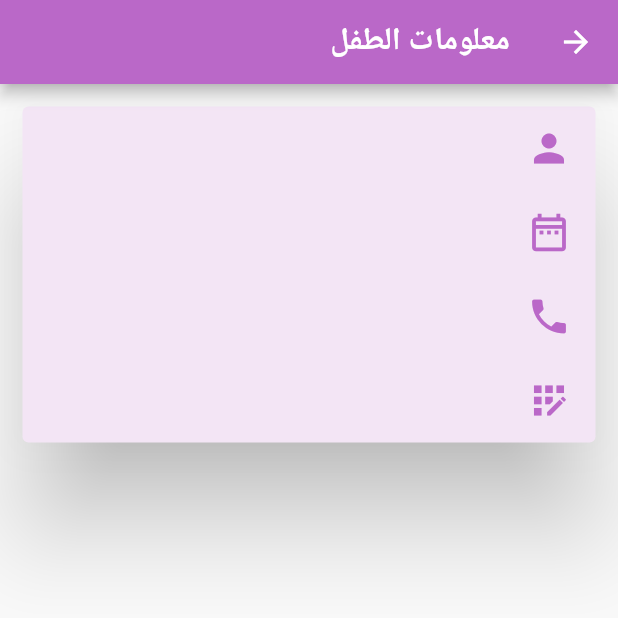
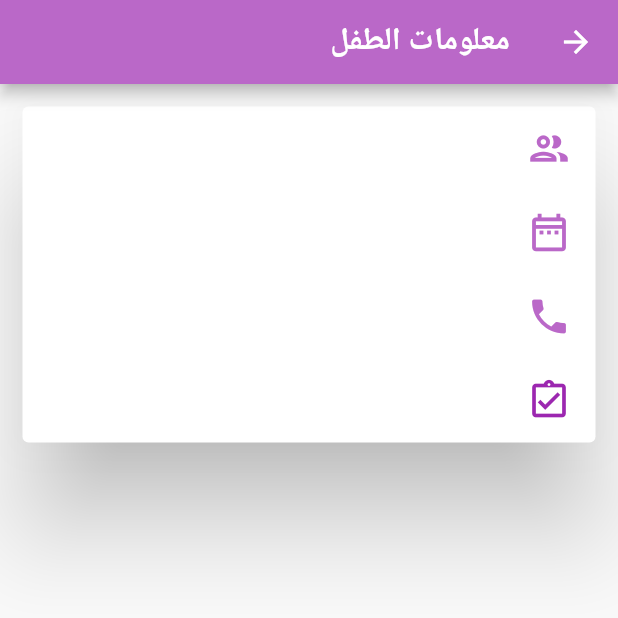
Before and after one commit to Hawaa-Zain/app_kidzone, a Flutter app: the KidsDetails screen opened directly, on a phone screen of 412 x 824 dp, the top half of it. Run offline on Flutter 3.47's test engine with Material 2 defaults, Android fonts, the phone set to English and light mode, and no system bars; our stand-ins replace cloud_firestore, firebase_auth, firebase_core, firebase_storage, flutter_spinkit, fluttertoast; accounts and stored records are empty.

Commit message:
'اخر تحديث'

```diff
--- a/lib/Center/Screen/kid_details.dart
+++ b/lib/Center/Screen/kid_details.dart
@@ -1,15 +1,53 @@
 import 'package:flutter/material.dart';
-import 'package:kidzone_app/Center/widget/Kids_grid.dart';
 
 class KidsDetails extends StatelessWidget {
   @override
-  Widget build(BuildContext context) {
-    return Scaffold(
-      appBar: AppBar(
-        title: Text('معلومات الطفل'),
-        backgroundColor: Colors.purple[300],
+  Widget build(BuildContext context) => Scaffold(
+    appBar: AppBar(
+      title: Text('معلومات الطفل'),
+      backgroundColor: Colors.purple[300],
+    ),
+    body: Container(
+        alignment: Alignment.topCenter,
+        child: Card(
+          margin: EdgeInsets.all(15),
+          color: Colors.white,
+          shadowColor: Colors.black,
+          elevation: 30,
+          child: Column(
+            mainAxisSize: MainAxisSize.min,
+            children: <Widget>[
+              ListTile(
+                leading: Icon(
+                  Icons.group_outlined,
+                  color: Colors.purple[300],
+                  size: 30,
+                ),
+              ),
+              ListTile(
+                leading: Icon(
+                  Icons.date_range_outlined,
+                  color: Colors.purple[300],
+                  size: 30,
+                ),
+              ),
+              ListTile(
+                leading: Icon(
+                  Icons.phone,
+                  color: Colors.purple[300],
+                  size: 30,
+                ),
+              ),
+              ListTile(
+                leading: Icon(
+                  Icons.assignment_turned_in_outlined   ,
+                  color: Colors.purple,
+                  size: 30,
+                ),
+              ),
+            ],
+          ),
+        ),
       ),
-      body: KidsGrid(),
-    );
+      );
   }
-}
--- a/lib/Center/providers/kids_Data.dart
+++ /dev/null
@@ -1,17 +0,0 @@
-import 'package:cloud_firestore/cloud_firestore.dart';
-import 'package:flutter/cupertino.dart';
-
-class BabyData with ChangeNotifier {
-  final DocumentReference reference;
-  String name;
-
-  BabyData({
-    required this.reference,
-    required this.name,
-  });
-  Map<String, dynamic> toMap() {
-    return {
-      'name': name,
-    };
-  }
-}
--- a/lib/Center/widget/Kids_grid.dart
+++ /dev/null
@@ -1,54 +0,0 @@
-import 'package:flutter/cupertino.dart';
-import 'package:flutter/material.dart';
-
-class KidsGrid extends StatelessWidget {
-  KidsGrid({Key? key}) : super(key: key);
-
-  @override
-  Widget build(BuildContext context) {
-    return SingleChildScrollView(
-        child: Column(
-            crossAxisAlignment: CrossAxisAlignment.start,
-            children: <Widget>[
-          Card(
-            margin: EdgeInsets.all(15),
-            color: Colors.purple[50],
-            shadowColor: Colors.black,
-            elevation: 30,
-            child: Column(
-              mainAxisSize: MainAxisSize.min,
-              children: <Widget>[
-                ListTile(
-                  leading: Icon(
-                    Icons.person,
-                    color: Colors.purple[300],
-                    size: 30,
-                  ),
-                ),
-                ListTile(
-                  leading: Icon(
-                    Icons.date_range_outlined,
-                    color: Colors.purple[300],
-                    size: 30,
-                  ),
-                ),
-                ListTile(
-                  leading: Icon(
-                    Icons.phone,
-                    color: Colors.purple[300],
-                    size: 30,
-                  ),
-                ),
-                ListTile(
-                  leading: Icon(
-                    Icons.app_registration,
-                    color: Colors.purple[300],
-                    size: 30,
-                  ),
-                ),
-              ],
-            ),
-          ),
-        ]));
-  }
-}
```
